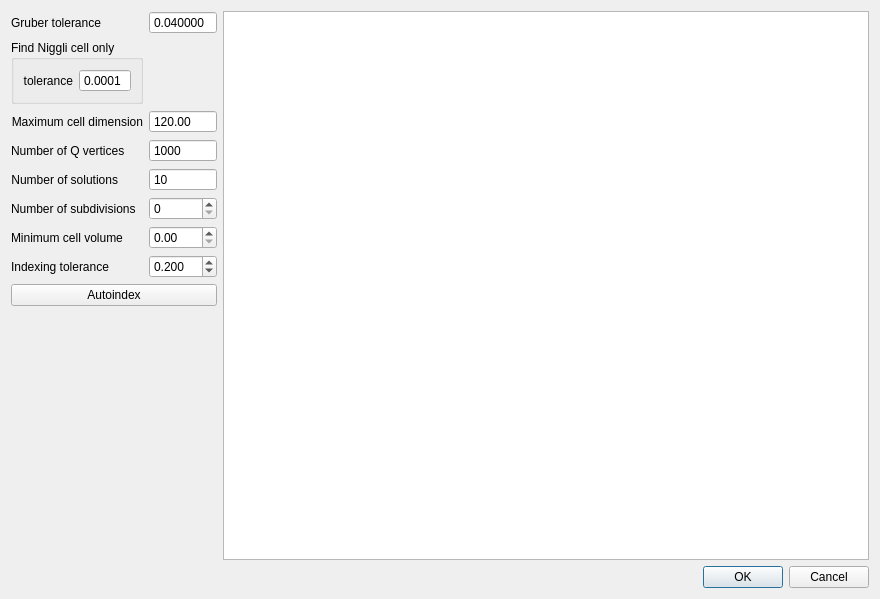
Above: apps/nsxqt/ui/DialogAutoIndexing.ui from k61n/openhkl before the change. Below: the same form after it.
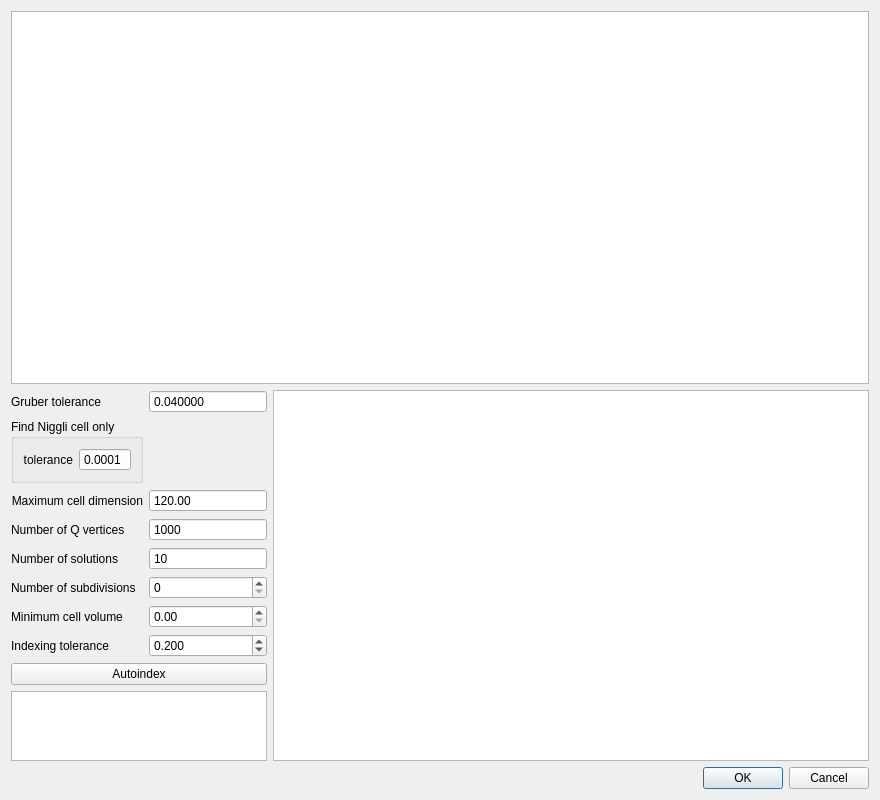
That is the form after the change.

Commit message: Added peak table and te possibility to set several unit cells in the auto indexing dialog. The autoindex dialog is now modeless.

What changed in the file:
```diff
--- a/apps/nsxqt/ui/DialogAutoIndexing.ui
+++ b/apps/nsxqt/ui/DialogAutoIndexing.ui
@@ -10,21 +10,21 @@
     <x>0</x>
     <y>0</y>
     <width>880</width>
-    <height>599</height>
+    <height>800</height>
    </rect>
   </property>
   <property name="windowTitle">
    <string>Auto-indexer dialog</string>
   </property>
-  <layout class="QGridLayout" name="gridLayout">
-   <item row="0" column="0">
-    <layout class="QHBoxLayout" name="horizontalLayout_2" stretch="0,1">
+  <layout class="QVBoxLayout" name="verticalLayout" stretch="2,1,0">
+   <item>
+    <widget class="QTableView" name="peaks"/>
+   </item>
+   <item>
+    <layout class="QHBoxLayout" name="horizontalLayout" stretch="0,2">
      <item>
       <layout class="QFormLayout" name="formLayout">
-       <property name="fieldGrowthPolicy">
-        <enum>QFormLayout::AllNonFixedFieldsGrow</enum>
-       </property>
-       <item row="2" column="0">
+       <item row="0" column="0">
         <widget class="QLabel" name="label_2">
          <property name="text">
           <string>Gruber tolerance</string>
@@ -34,7 +34,7 @@
          </property>
         </widget>
        </item>
-       <item row="2" column="1">
+       <item row="0" column="1">
         <widget class="QDoubleSpinBox" name="gruberTolerance">
          <property name="buttonSymbols">
           <enum>QAbstractSpinBox::NoButtons</enum>
@@ -53,7 +53,48 @@
          </property>
         </widget>
        </item>
-       <item row="4" column="0">
+       <item row="1" column="0">
+        <widget class="QGroupBox" name="niggli">
+         <property name="title">
+          <string>Find Niggli cell only</string>
+         </property>
+         <layout class="QFormLayout" name="formLayout_2">
+          <item row="0" column="0">
+           <widget class="QLabel" name="label">
+            <property name="text">
+             <string>tolerance</string>
+            </property>
+            <property name="alignment">
+             <set>Qt::AlignRight|Qt::AlignTrailing|Qt::AlignVCenter</set>
+            </property>
+           </widget>
+          </item>
+          <item row="0" column="1">
+           <widget class="QDoubleSpinBox" name="niggliTolerance">
+            <property name="buttonSymbols">
+             <enum>QAbstractSpinBox::NoButtons</enum>
+            </property>
+            <property name="prefix">
+             <string/>
+            </property>
+            <property name="decimals">
+             <number>4</number>
+            </property>
+            <property name="maximum">
+             <double>1.000000000000000</double>
+            </property>
+            <property name="singleStep">
+             <double>0.000100000000000</double>
+            </property>
+            <property name="value">
+             <double>0.000100000000000</double>
+            </property>
+           </widget>
+          </item>
+         </layout>
+        </widget>
+       </item>
+       <item row="2" column="0">
         <widget class="QLabel" name="label_3">
          <property name="text">
           <string>Maximum cell dimension</string>
@@ -63,7 +104,7 @@
          </property>
         </widget>
        </item>
-       <item row="4" column="1">
+       <item row="2" column="1">
         <widget class="QDoubleSpinBox" name="maxCellDim">
          <property name="buttonSymbols">
           <enum>QAbstractSpinBox::NoButtons</enum>
@@ -79,14 +120,14 @@
          </property>
         </widget>
        </item>
-       <item row="5" column="0">
+       <item row="3" column="0">
         <widget class="QLabel" name="label_5">
          <property name="text">
           <string>Number of Q vertices</string>
          </property>
         </widget>
        </item>
-       <item row="5" column="1">
+       <item row="3" column="1">
         <widget class="QSpinBox" name="nVertices">
          <property name="buttonSymbols">
           <enum>QAbstractSpinBox::NoButtons</enum>
@@ -99,7 +140,7 @@
          </property>
         </widget>
        </item>
-       <item row="6" column="0">
+       <item row="4" column="0">
         <widget class="QLabel" name="label_4">
          <property name="text">
           <string>Number of solutions</string>
@@ -109,7 +150,7 @@
          </property>
         </widget>
        </item>
-       <item row="6" column="1">
+       <item row="4" column="1">
         <widget class="QSpinBox" name="nSolutions">
          <property name="buttonSymbols">
           <enum>QAbstractSpinBox::NoButtons</enum>
@@ -125,38 +166,38 @@
          </property>
         </widget>
        </item>
-       <item row="8" column="0">
+       <item row="5" column="0">
         <widget class="QLabel" name="label_7">
          <property name="text">
           <string>Number of subdivisions</string>
          </property>
         </widget>
        </item>
-       <item row="8" column="1">
+       <item row="5" column="1">
         <widget class="QSpinBox" name="subdiv">
          <property name="maximum">
           <number>999999</number>
          </property>
         </widget>
        </item>
-       <item row="9" column="0">
+       <item row="6" column="0">
         <widget class="QLabel" name="label_8">
          <property name="text">
           <string>Minimum cell volume</string>
          </property>
         </widget>
        </item>
-       <item row="9" column="1">
+       <item row="6" column="1">
         <widget class="QDoubleSpinBox" name="cellVolume"/>
        </item>
-       <item row="11" column="0">
+       <item row="7" column="0">
         <widget class="QLabel" name="indexingToleranceLabel">
          <property name="text">
           <string>Indexing tolerance</string>
          </property>
         </widget>
        </item>
-       <item row="11" column="1">
+       <item row="7" column="1">
         <widget class="QDoubleSpinBox" name="indexingTolerance">
          <property name="decimals">
           <number>3</number>
@@ -172,7 +213,7 @@
          </property>
         </widget>
        </item>
-       <item row="12" column="0" colspan="2">
+       <item row="8" column="0" colspan="2">
         <widget class="QPushButton" name="index">
          <property name="text">
           <string>Autoindex</string>
@@ -182,46 +223,8 @@
          </property>
         </widget>
        </item>
-       <item row="3" column="0">
-        <widget class="QGroupBox" name="niggli">
-         <property name="title">
-          <string>Find Niggli cell only</string>
-         </property>
-         <layout class="QFormLayout" name="formLayout_2">
-          <item row="0" column="0">
-           <widget class="QLabel" name="label">
-            <property name="text">
-             <string>tolerance</string>
-            </property>
-            <property name="alignment">
-             <set>Qt::AlignRight|Qt::AlignTrailing|Qt::AlignVCenter</set>
-            </property>
-           </widget>
-          </item>
-          <item row="0" column="1">
-           <widget class="QDoubleSpinBox" name="niggliTolerance">
-            <property name="buttonSymbols">
-             <enum>QAbstractSpinBox::NoButtons</enum>
-            </property>
-            <property name="prefix">
-             <string/>
-            </property>
-            <property name="decimals">
-             <number>4</number>
-            </property>
-            <property name="maximum">
-             <double>1.000000000000000</double>
-            </property>
-            <property name="singleStep">
-             <double>0.000100000000000</double>
-            </property>
-            <property name="value">
-             <double>0.000100000000000</double>
-            </property>
-           </widget>
-          </item>
-         </layout>
-        </widget>
+       <item row="9" column="0" colspan="2">
+        <widget class="QListWidget" name="unitCells"/>
        </item>
       </layout>
      </item>
@@ -274,7 +277,7 @@
      </item>
     </layout>
    </item>
-   <item row="1" column="0">
+   <item>
     <layout class="QHBoxLayout" name="horizontalLayout_3" stretch="0">
      <item>
       <widget class="QDialogButtonBox" name="cancelOK">
```
The commit also changes 3 other files.
